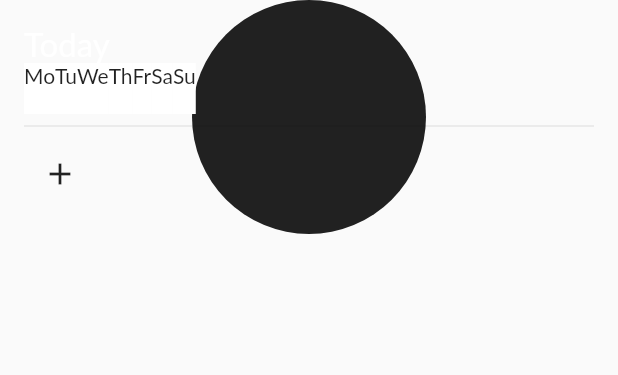
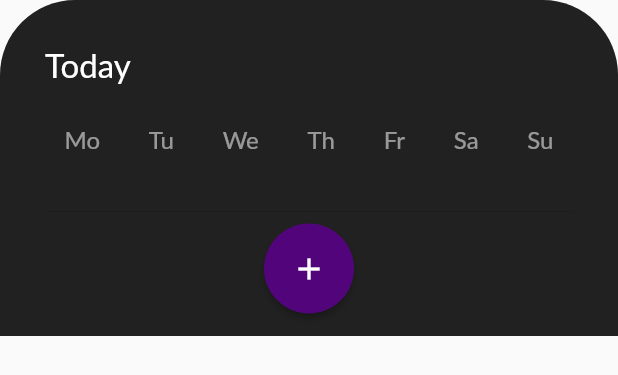
Before and after one commit to Mastagoon/habit-make, a Flutter app: the BottomController widget shown alone on an empty page, opened directly, on a phone screen of 412 x 824 dp. Shown: the top 375 px of the screen. Run offline on Flutter 3.47's test engine with Material 2 defaults, Android fonts, the phone set to English and light mode, and no system bars; our stand-ins replace percent_indicator; missing offline and left inert: isoweek; Roboto replaces fonts that are missing (Lato).

Commit message:
bottom controller, add_habit dialog

```diff
--- a/lib/constants/styles.dart
+++ b/lib/constants/styles.dart
@@ -21,5 +21,6 @@ ButtonStyle cardButton(bool finished) {
       RoundedRectangleBorder(
         borderRadius: BorderRadius.all(Radius.circular(10)),
       ),
-      ));
+    ),
+  );
 }
--- a/lib/screens/components/bottom_controller.dart
+++ b/lib/screens/components/bottom_controller.dart
@@ -14,31 +14,46 @@ class BottomControllerState extends State<BottomController> {
   @override
   Widget build(BuildContext context) {
     return Container(
+      // color: Colors.black,
       decoration: BoxDecoration(
         color: Color(accentColor),
-        shape: BoxShape.circle,
-        // borderRadius: BorderRadius.only(
-        //   topLeft: Radius.circular(50),
-        //   topRight: Radius.circular(50),
-        // ),
+        borderRadius: BorderRadius.only(
+          topLeft: Radius.circular(50),
+          topRight: Radius.circular(50),
+        ),
       ),
-      padding: EdgeInsets.all(16),
+      padding: EdgeInsets.only(top: 20, left: 30, right: 30),
       child: Column(
         mainAxisSize: MainAxisSize.min,
         crossAxisAlignment: CrossAxisAlignment.start,
         children: [
           // header
-          Text(
-            "Today",
-            style: lightText(22),
+          Container(
+            padding: EdgeInsets.only(top: 10, bottom: 20),
+            child: Text(
+              "Today",
+              style: lightText(22),
+            ),
           ),
           // week wheel
           buildDateWidget(),
           Divider(),
           // add habit button
-          IconButton(
-            onPressed: () {},
-            icon: Icon(Icons.add),
+          Center(
+            child: ElevatedButton(
+              style: ElevatedButton.styleFrom(
+                  shape: CircleBorder(),
+                  primary: Color(secondaryColor),
+                  padding: EdgeInsets.all(6)),
+              onPressed: () {},
+              child: IconButton(
+                onPressed: () {},
+                icon: Icon(Icons.add),
+              ),
+            ),
+          ),
+          SizedBox(
+            height: 15,
           )
         ],
       ),
@@ -62,13 +77,27 @@ class BottomControllerState extends State<BottomController> {
     Week currentWeek = Week.current(); // current week
     return Container(
       decoration: new BoxDecoration(
-          color: currentWeek.day(day).day == DateTime.now().day
-              ? Colors.black
-              : Colors.white),
+        color: currentWeek.day(day).day == DateTime.now().day
+            ? Color(secondaryColor)
+            : Colors.transparent,
+        borderRadius: BorderRadius.all(
+          Radius.circular(20),
+        ),
+      ),
+      padding: EdgeInsets.only(top: 7, bottom: 7, right: 13, left: 13),
       child: Column(
         children: [
-          Text(getDayName(day)),
-          Text(currentWeek.day(day).day.toString())
+          Text(
+            getDayName(day),
+            style: hintText(16),
+          ),
+          SizedBox(
+            height: 5,
+          ),
+          Text(
+            currentWeek.day(day).day.toString(),
+            style: lightText(16),
+          )
         ],
       ),
     );
@@ -78,6 +107,7 @@ class BottomControllerState extends State<BottomController> {
     // display all days
     // highlight day of week
     return Row(
+      mainAxisAlignment: MainAxisAlignment.spaceBetween,
       children: [
         for (var i = 0; i < 7; i++) buildWeekDayWidget(i),
       ],
```
Also changed, not shown: lib/main.dart (+6 -1 lines), lib/screens/components/add_habit.dart (added, +40 -0 lines), lib/screens/home.dart (+42 -2 lines). Lines whose indentation alone changed are shown as unchanged.
